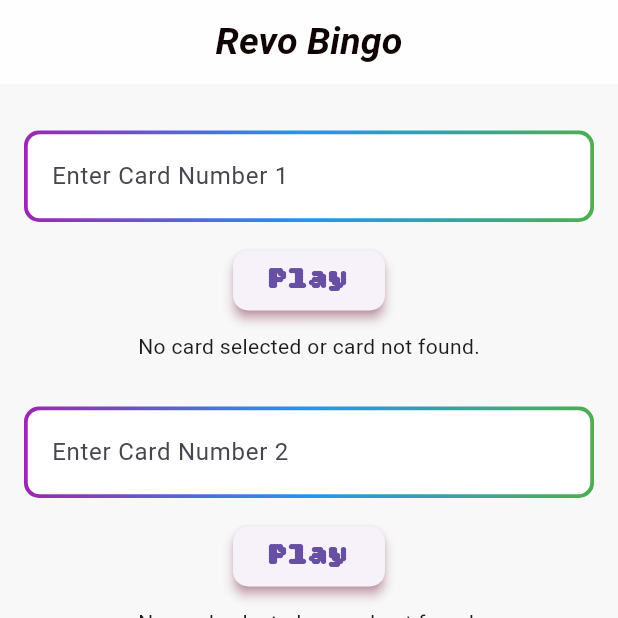
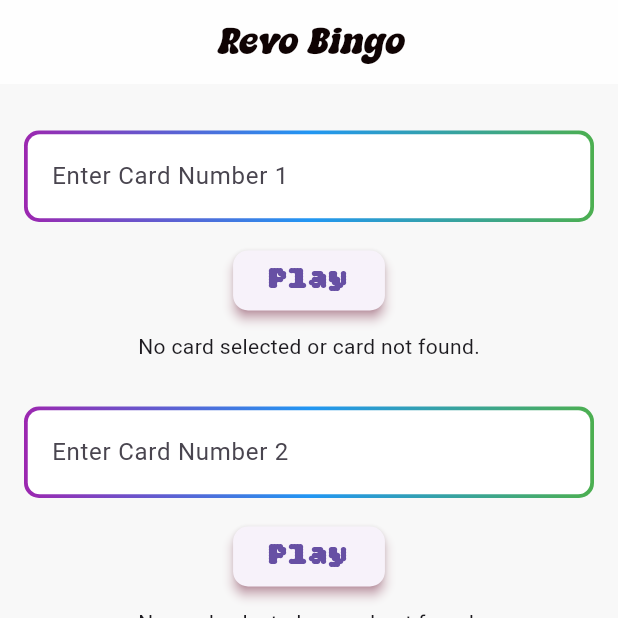
Before and after one commit to NahumDm/bingo, a Flutter app: the screen it shows after launch, on a phone screen of 412 x 824 dp, the top half of it. Run offline on Flutter 3.47's test engine with Material 3 defaults, Android fonts, the phone set to English and light mode, and no system bars; our stand-ins replace font_awesome_flutter.

Commit message:
Solved font family issue

```diff
--- a/lib/Screen/bingo_screen.dart
+++ b/lib/Screen/bingo_screen.dart
@@ -67,9 +67,9 @@ class _BingoScreenState extends State<BingoScreen> {
           style: TextStyle(
             color: const Color.fromARGB(255, 15, 3, 3),
             fontSize: Constants.appbarFont,
-            fontFamily: ' Super Sunday',
+            fontFamily: 'Super Sunday',
             fontStyle: FontStyle.italic,
-            fontWeight: FontWeight.bold,
+            fontWeight: FontWeight.normal,
           ),
         ),
         centerTitle: true,
```
